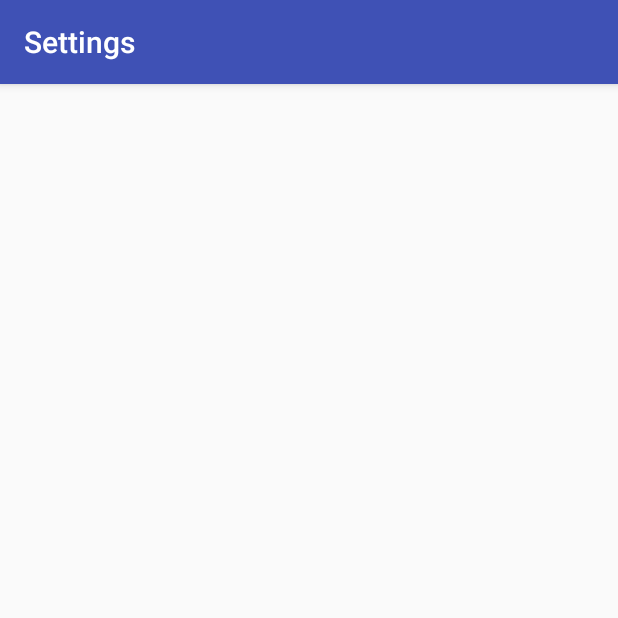
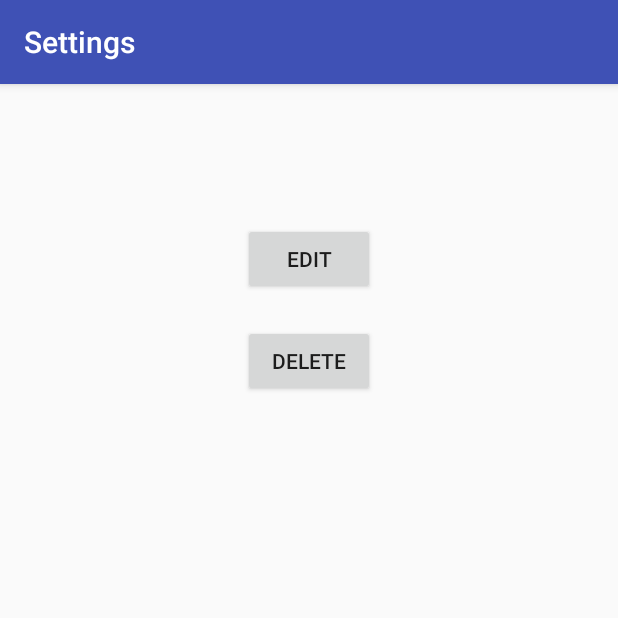
Before and after one commit to bornaivankovic/RASSUS, an Android app: the ThemeActivity screen opened directly, with no data from a screen before it, on a phone screen of 412 x 824 dp, the top half of it. Run offline under Robolectric (Android 15) with nearby library versions, the phone set to English and light mode, and no system bars; 3 statements that could not run were skipped.

Commit message:
rad na ThemeActivity

```diff
--- a/MyApplication/app/src/main/java/hr/fer/tel/rassus/ThemeActivity.java
+++ b/MyApplication/app/src/main/java/hr/fer/tel/rassus/ThemeActivity.java
@@ -3,20 +3,37 @@ package hr.fer.tel.rassus;
 import android.content.Intent;
 import android.support.v7.app.AppCompatActivity;
 import android.os.Bundle;
+import android.view.View;
+import android.widget.Button;
+import android.widget.ExpandableListView;
 import android.widget.TextView;
 
+import java.util.HashMap;
+
 public class ThemeActivity extends AppCompatActivity {
+    private HashMap<String, String> theme = new HashMap<String, String>();
 
     @Override
     protected void onCreate(Bundle savedInstanceState) {
         super.onCreate(savedInstanceState);
         setContentView(R.layout.activity_theme);
-        String childTitle = getIntent().getStringExtra("title");
-        String child = getIntent().getStringExtra("child");
+        this.theme = (HashMap<String, String>) getIntent().getSerializableExtra("map");
 
         TextView textView = (TextView) findViewById(R.id.theme_title);
         TextView textView1 = (TextView) findViewById(R.id.theme_description);
-        textView.setText(childTitle);
-        textView1.setText(child);
+        textView.setText(theme.get("title"));
+        String desc = "";
+        for(String str : theme.keySet()) {
+            desc += str + ":\n" + theme.get(str) + "\n\n";
+        }
+        textView1.setText(desc);
+    }
+
+    public void edit(View view) {
+
+    }
+
+    public void delete(View view) {
+
     }
 }
--- a/MyApplication/app/src/main/res/layout/activity_theme.xml
+++ b/MyApplication/app/src/main/res/layout/activity_theme.xml
@@ -1,5 +1,11 @@
 <?xml version="1.0" encoding="utf-8"?>
-<RelativeLayout xmlns:android="http://schemas.android.com/apk/res/android"
+<ScrollView xmlns:android="http://schemas.android.com/apk/res/android"
+    android:layout_width="fill_parent"
+    android:layout_height="wrap_content"
+    android:orientation="vertical"
+    android:fillViewport="false">
+
+    <RelativeLayout
         xmlns:tools="http://schemas.android.com/tools"
         android:id="@+id/activity_theme"
         android:layout_width="match_parent"
@@ -25,4 +31,26 @@
             android:layout_centerHorizontal="true"
             android:layout_marginTop="10dp"
             android:id="@+id/theme_description" />
+
+        <Button
+            android:text="@string/edit_button"
+            android:layout_width="wrap_content"
+            android:layout_height="wrap_content"
+            android:id="@+id/edit_button"
+            android:layout_marginTop="20dp"
+            android:layout_below="@+id/theme_description"
+            android:layout_centerHorizontal="true"
+            android:onClick="edit"/>
+
+        <Button
+            android:text="@string/delete_button"
+            android:layout_width="wrap_content"
+            android:layout_height="wrap_content"
+            android:layout_below="@+id/edit_button"
+            android:layout_alignLeft="@+id/edit_button"
+            android:layout_alignStart="@+id/edit_button"
+            android:layout_marginTop="20dp"
+            android:id="@+id/delete_button"
+            android:onClick="delete"/>
     </RelativeLayout>
+</ScrollView>
--- a/MyApplication/app/src/main/res/values/strings.xml
+++ b/MyApplication/app/src/main/res/values/strings.xml
@@ -22,4 +22,6 @@
 
     <!-- Strings related to browsing -->
     <string name="settings_button">Theme settings</string>
+    <string name="edit_button">Edit</string>
+    <string name="delete_button">Delete</string>
 </resources>
```
Also changed, not shown: MyApplication/app/src/main/java/hr/fer/tel/rassus/BrowseActivity.java (+1 -11 lines), MyApplication/app/src/main/java/hr/fer/tel/rassus/JsonParser.java (+25 -0 lines), MyApplication/app/src/main/java/hr/fer/tel/rassus/MyListAdapter.java (+7 -5 lines). Lines whose indentation alone changed are shown as unchanged.
